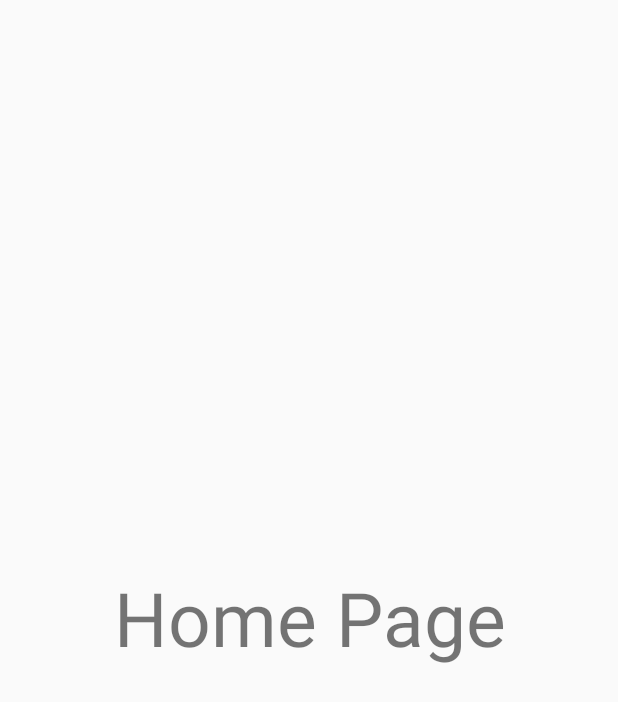
After one commit to hanselijahv/ka-barangay, an Android app: the HomePage screen opened directly, with no data from a screen before it, on a phone screen of 412 x 824 dp. The commit adds this screen. Shown: the top 702 px of the screen. Run offline under Robolectric (Android 15) with nearby library versions, the phone set to English and light mode, and no system bars.

Commit message:
implemented Firebase into the program, created a temporary home page screen

```diff
--- /dev/null
+++ b/app/src/main/java/com/example/kabarangay/HomePage.java
@@ -0,0 +1,14 @@
+package com.example.kabarangay;
+
+import androidx.appcompat.app.AppCompatActivity;
+
+import android.os.Bundle;
+
+public class HomePage extends AppCompatActivity {
+
+    @Override
+    protected void onCreate(Bundle savedInstanceState) {
+        super.onCreate(savedInstanceState);
+        setContentView(R.layout.activity_home_page);
+    }
+}
--- a/app/src/main/java/com/example/kabarangay/LoginActivity.java
+++ b/app/src/main/java/com/example/kabarangay/LoginActivity.java
@@ -56,7 +56,7 @@ public class LoginActivity extends AppCompatActivity implements View.OnClickList
                             public void onComplete(@NonNull Task<AuthResult> task) {
                                 if(task.isSuccessful()){
                                     Toast.makeText(LoginActivity.this, "Login Successful", Toast.LENGTH_SHORT).show();
-                                    startActivity(new Intent(LoginActivity.this, SignUpActivity.class));
+                                    startActivity(new Intent(LoginActivity.this, HomePage.class));
                                 } else {
                                     Toast.makeText(LoginActivity.this, "Authentication Failed", Toast.LENGTH_SHORT).show();
                                 }
--- /dev/null
+++ b/app/src/main/res/layout/activity_home_page.xml
@@ -0,0 +1,16 @@
+<?xml version="1.0" encoding="utf-8"?>
+<androidx.constraintlayout.widget.ConstraintLayout xmlns:android="http://schemas.android.com/apk/res/android"
+    xmlns:app="http://schemas.android.com/apk/res-auto"
+    xmlns:tools="http://schemas.android.com/tools"
+    android:layout_width="match_parent"
+    android:layout_height="match_parent"
+    tools:context=".HomePage">
+
+    <TextView
+        android:layout_width="match_parent"
+        android:layout_height="match_parent"
+        android:text="Home Page"
+        android:gravity="center"
+        android:textSize="50sp"/>
+
+</androidx.constraintlayout.widget.ConstraintLayout>
--- a/app/src/main/res/values/strings.xml
+++ b/app/src/main/res/values/strings.xml
@@ -8,4 +8,5 @@
     <string name="remember_me">Remember me</string>
     <string name="forgot_password">Forgot Password</string>
     <string name="sign_in">Sign In</string>
+    <string name="create_account">Create Account</string>
 </resources>
```
Also changed, not shown: app/src/main/AndroidManifest.xml (+5 -2 lines), app/src/main/java/com/example/kabarangay/SignUpActivity.java (+45 -0 lines), app/src/main/res/layout/activity_login.xml (+8 -2 lines), app/src/main/res/layout/activity_sign_up.xml (+3 -37 lines).
